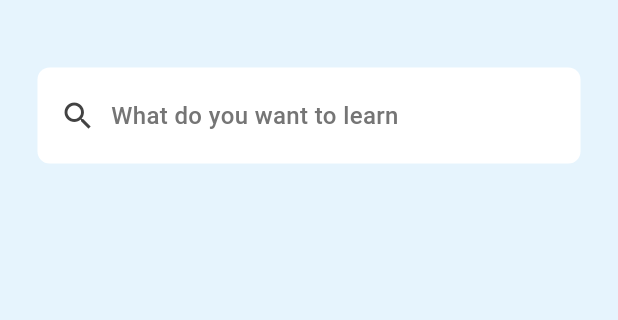
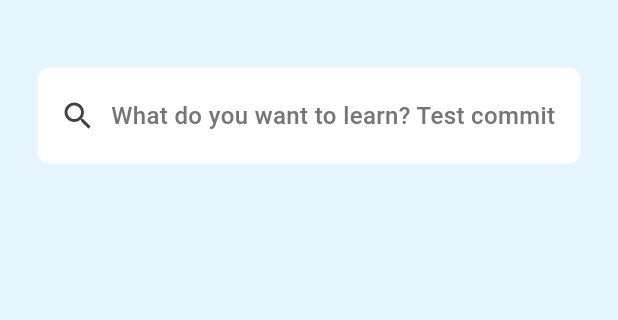
Before and after one commit to viancie/quizzard, a Flutter app: the screen it shows after launch, on a phone screen of 412 x 824 dp, the part 84-404 px from its top. Run offline on Flutter 3.47's test engine with Material 3 defaults, Android fonts, the phone set to English and light mode, and no system bars.

Commit message:
test commit 1

```diff
--- a/lib/components/search_button.dart
+++ b/lib/components/search_button.dart
@@ -23,7 +23,7 @@ class SearchButton extends StatelessWidget {
             width: 10,
           ),
           Text(
-            "What do you want to learn",
+            "What do you want to learn? Test commit",
             style: TextStyle(
                 color: Colors.grey[600],
                 fontSize: 16,
```
